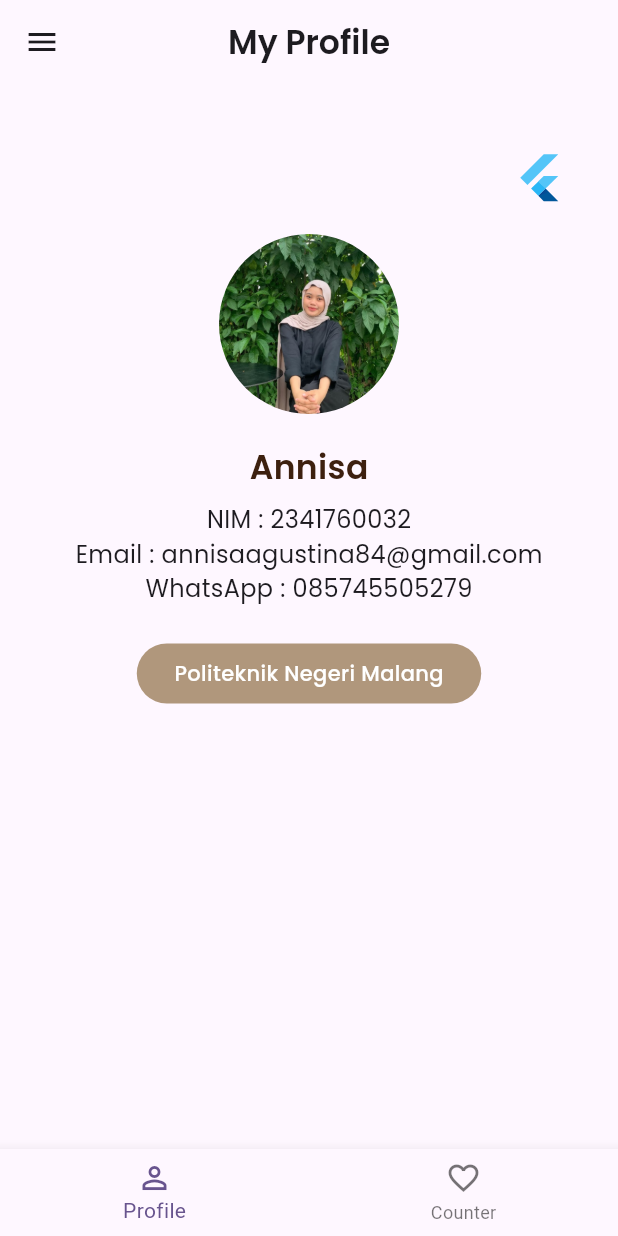
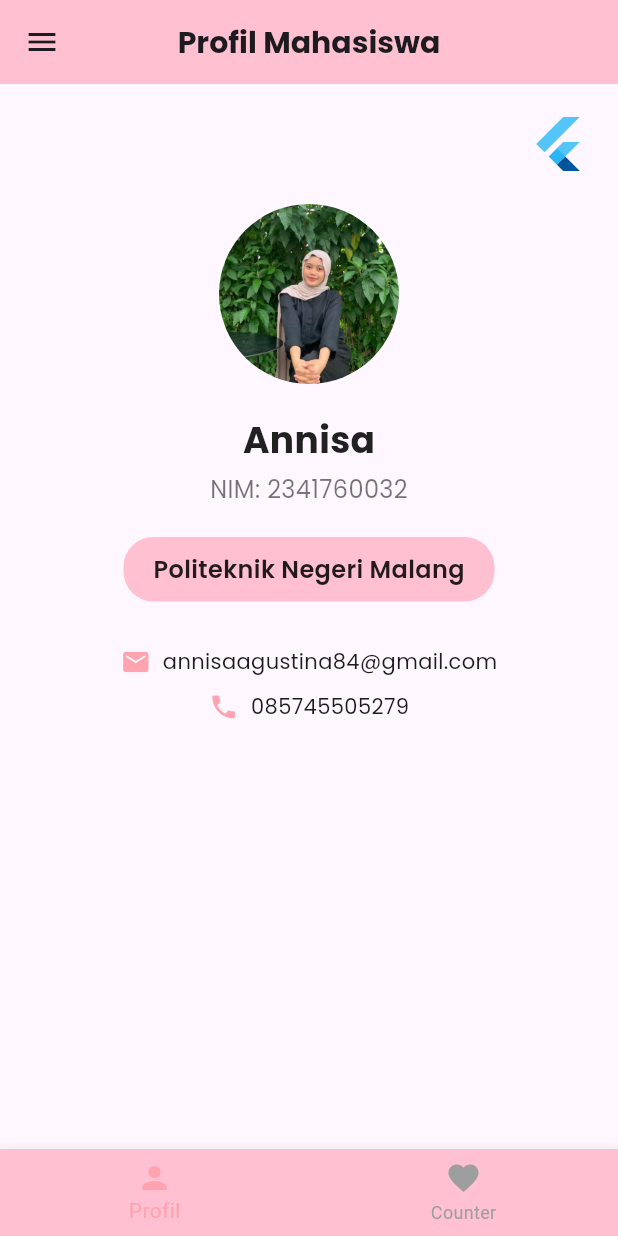
Before and after one commit to annisaagstn/Pemrograman_mobile, a Flutter app: the MenuUtama screen opened directly, on a phone screen of 412 x 824 dp. Run offline on Flutter 3.47's test engine with Material 3 defaults, Android fonts, the phone set to English and light mode, and no system bars; our stand-ins replace google_fonts.

Commit message:
tugas praktikum final

```diff
--- a/prakflutter/project6/lib/tugas_praktikum.dart
+++ b/prakflutter/project6/lib/tugas_praktikum.dart
@@ -2,39 +2,25 @@ import 'package:flutter/material.dart';
 import 'package:google_fonts/google_fonts.dart';
 
 void main() {
-  runApp(const MyApp());
+  runApp(MyApp());
 }
 
 class MyApp extends StatelessWidget {
-  const MyApp({super.key});
-
   @override
   Widget build(BuildContext context) {
     return MaterialApp(
       debugShowCheckedModeBanner: false,
-      title: "My Profile & Counter",
+      title: 'My Profile & Counter App',
       theme: ThemeData(
-        scaffoldBackgroundColor: const Color(0xFFC7B5A3),
-        textTheme: GoogleFonts.poppinsTextTheme(),
-        appBarTheme: const AppBarTheme(
-          backgroundColor: Color(0xFFA87A64),
-          foregroundColor: Colors.white,
-          elevation: 0,
+        primaryColor: Color(0xFFFFC1D1),
+        scaffoldBackgroundColor: Color(0xFFFFF8F5),
       ),
-        bottomNavigationBarTheme: const BottomNavigationBarThemeData(
-          backgroundColor: Color(0xFF725237),
-          selectedItemColor: Color(0xFFC0AC98),
-          unselectedItemColor: Colors.grey,
-        ),
-      ),
-      home: const MenuUtama(),
+      home: MenuUtama(),
     );
   }
 }
 
 class MenuUtama extends StatefulWidget {
-  const MenuUtama({super.key});
-
   @override
   State<MenuUtama> createState() => _MenuUtamaState();
 }
@@ -42,16 +28,16 @@ class MenuUtama extends StatefulWidget {
 class _MenuUtamaState extends State<MenuUtama> {
   int currentIndex = 0;
 
-  final pages = const [
+  final List<Widget> pages = [
     ProfilPage(),
     CounterPage(),
   ];
 
-  void _navigateTo(int index) {
+  void pindahHalaman(int index) {
     setState(() {
       currentIndex = index;
     });
-    Navigator.pop(context); // drawer otomatis menutup
+    Navigator.pop(context);
   }
 
   @override
@@ -59,40 +45,42 @@ class _MenuUtamaState extends State<MenuUtama> {
     return Scaffold(
       appBar: AppBar(
         title: Text(
-          currentIndex == 0 ? "My Profile" : "Counter App",
-          style: GoogleFonts.poppins(fontWeight: FontWeight.w600),
+          currentIndex == 0 ? 'Profil Mahasiswa' : 'Counter App',
+          style: GoogleFonts.poppins(
+            fontSize: 20,
+            fontWeight: FontWeight.bold,
           ),
+        ),
+        backgroundColor: Color(0xFFFFC1D1),
         centerTitle: true,
       ),
-
-      // 🔹 Drawer navigasi (tanpa menu Contact)
       drawer: Drawer(
-        backgroundColor: const Color(0xFFBBA690),
+        backgroundColor: Color(0xFFFFF0EB),
         child: ListView(
           padding: EdgeInsets.zero,
           children: [
             DrawerHeader(
-              decoration: const BoxDecoration(
-                color: Color(0xFFA87A64),
+              decoration: BoxDecoration(
+                color: Color(0xFFFFC1D1),
               ),
               child: Column(
                 crossAxisAlignment: CrossAxisAlignment.start,
                 children: [
-                  const CircleAvatar(
+                  CircleAvatar(
                     radius: 30,
-                    backgroundImage: AssetImage("assets/images/profile.jpg"),
+                    backgroundImage: AssetImage('assets/images/profile.jpg'),
                   ),
-                  const SizedBox(height: 10),
+                  SizedBox(height: 10),
                   Text(
-                    "Annisa",
+                    'Annisa',
                     style: GoogleFonts.poppins(
                       color: Colors.white,
                       fontSize: 18,
-                      fontWeight: FontWeight.w600,
+                      fontWeight: FontWeight.bold,
                     ),
                   ),
                   Text(
-                    "2341760032",
+                    '2341760032',
                     style: GoogleFonts.poppins(
                       color: Colors.white70,
                       fontSize: 14,
@@ -102,23 +90,23 @@ class _MenuUtamaState extends State<MenuUtama> {
               ),
             ),
             ListTile(
-              leading: const Icon(Icons.person_outline, color: Colors.white),
-              title:
-                  Text("Profile", style: GoogleFonts.poppins(color: Colors.white)),
-              onTap: () => _navigateTo(0),
+              leading: Icon(Icons.person, color: Color(0xFFFFA3B1)),
+              title: Text('Profil', style: GoogleFonts.poppins(fontSize: 16)),
+              onTap: () {
+                pindahHalaman(0);
+              },
             ),
             ListTile(
-              leading: const Icon(Icons.favorite_outline, color: Colors.white),
-              title:
-                  Text("Counter", style: GoogleFonts.poppins(color: Colors.white)),
-              onTap: () => _navigateTo(1),
+              leading: Icon(Icons.favorite, color: Color(0xFFFFA3B1)),
+              title: Text('Counter', style: GoogleFonts.poppins(fontSize: 16)),
+              onTap: () {
+                pindahHalaman(1);
+              },
             ),
           ],
         ),
       ),
-
       body: pages[currentIndex],
-
       bottomNavigationBar: BottomNavigationBar(
         currentIndex: currentIndex,
         onTap: (index) {
@@ -126,14 +114,17 @@ class _MenuUtamaState extends State<MenuUtama> {
             currentIndex = index;
           });
         },
-        items: const [
+        backgroundColor: Color(0xFFFFC1D1),
+        selectedItemColor: Color(0xFFFFA3B1),
+        unselectedItemColor: Colors.grey,
+        items: [
           BottomNavigationBarItem(
-            icon: Icon(Icons.person_outline),
-            label: "Profile",
+            icon: Icon(Icons.person),
+            label: 'Profil',
           ),
           BottomNavigationBarItem(
-            icon: Icon(Icons.favorite_outline),
-            label: "Counter",
+            icon: Icon(Icons.favorite),
+            label: 'Counter',
           ),
         ],
       ),
@@ -141,158 +132,218 @@ class _MenuUtamaState extends State<MenuUtama> {
   }
 }
 
-// -------------------- HALAMAN PROFIL --------------------
+// Halaman Profil (StatelessWidget)
 class ProfilPage extends StatelessWidget {
-  const ProfilPage({super.key});
-
   @override
   Widget build(BuildContext context) {
-    return Padding(
-      padding: const EdgeInsets.all(25),
+    return SingleChildScrollView(
+      child: Padding(
+        padding: EdgeInsets.all(20),
         child: Column(
           crossAxisAlignment: CrossAxisAlignment.center,
           children: [
-          // 🔹 Flutter logo di kanan atas halaman
-          Align(
-            alignment: Alignment.topRight,
-            child: Padding(
-              padding: const EdgeInsets.only(top: 20, right: 10),
-              child: FlutterLogo(size: 35),
+            // Flutter Logo
+            Row(
+              mainAxisAlignment: MainAxisAlignment.end,
+              children: [
+                FlutterLogo(size: 40),
+              ],
             ),
-          ),
-          const SizedBox(height: 20),
+            SizedBox(height: 20),
 
-          // 🔹 Foto profil + placeholder
+            // Foto Profil
             ClipRRect(
-            borderRadius: BorderRadius.circular(80),
+              borderRadius: BorderRadius.circular(60),
               child: Image.asset(
-              "assets/images/profile.jpg",
+                'assets/images/profile.jpg',
                 width: 120,
                 height: 120,
                 fit: BoxFit.cover,
                 errorBuilder: (context, error, stackTrace) {
-                return const Placeholder(
+                  return Placeholder(
                     fallbackWidth: 120,
                     fallbackHeight: 120,
-                  color: Color(0xFFB0977C),
+                    color: Colors.grey,
                   );
                 },
               ),
             ),
-          const SizedBox(height: 20),
+            SizedBox(height: 20),
 
-          // 🔹 Data diri
             Text(
-            "Annisa",
+              'Annisa',
               style: GoogleFonts.poppins(
-              fontSize: 22,
-              fontWeight: FontWeight.w600,
-              color: const Color(0xFF3D200F),
+                fontSize: 24,
+                fontWeight: FontWeight.bold,
+                color: Colors.black87,
               ),
             ),
-          const SizedBox(height: 8),
-          Text("NIM : 2341760032",
-              style: GoogleFonts.poppins(fontSize: 16)),
-          Text("Email : annisaagustina84@gmail.com",
-              style: GoogleFonts.poppins(fontSize: 16)),
-          Text("WhatsApp : 085745505279",
-              style: GoogleFonts.poppins(fontSize: 16)),
-          const SizedBox(height: 25),
+            SizedBox(height: 5),
 
-          // 🔹 Institusi
+            Text(
+              'NIM: 2341760032',
+              style: GoogleFonts.poppins(
+                fontSize: 16,
+                color: Colors.black54,
+              ),
+            ),
+            SizedBox(height: 20),
+
+            // Container Institusi
             Container(
-            padding: const EdgeInsets.symmetric(vertical: 10, horizontal: 25),
+              padding: EdgeInsets.symmetric(horizontal: 20, vertical: 10),
               decoration: BoxDecoration(
-              color: const Color(0xFFB0977C),
-              borderRadius: BorderRadius.circular(30),
+                color: Color(0xFFFFC1D1),
+                borderRadius: BorderRadius.circular(20),
               ),
               child: Text(
-              "Politeknik Negeri Malang",
+                'Politeknik Negeri Malang',
                 style: GoogleFonts.poppins(
-                color: Colors.white,
-                fontWeight: FontWeight.w500,
+                  fontSize: 16,
+                  fontWeight: FontWeight.w600,
+                  color: Colors.black87,
                 ),
               ),
             ),
+            SizedBox(height: 30),
+
+            // Row Email dengan Icon
+            Row(
+              mainAxisAlignment: MainAxisAlignment.center,
+              children: [
+                Icon(Icons.email, color: Color(0xFFFFA3B1), size: 20),
+                SizedBox(width: 8),
+                Text(
+                  'annisaagustina84@gmail.com',
+                  style: GoogleFonts.poppins(fontSize: 14),
+                ),
               ],
+            ),
+            SizedBox(height: 10),
+
+            // Row Telepon dengan Icon
+            Row(
+              mainAxisAlignment: MainAxisAlignment.center,
+              children: [
+                Icon(Icons.phone, color: Color(0xFFFFA3B1), size: 20),
+                SizedBox(width: 8),
+                Text(
+                  '085745505279',
+                  style: GoogleFonts.poppins(fontSize: 14),
+                ),
+              ],
+            ),
+          ],
+        ),
       ),
     );
   }
 }
 
-// -------------------- HALAMAN COUNTER --------------------
+// Halaman Counter (StatefulWidget)
 class CounterPage extends StatefulWidget {
-  const CounterPage({super.key});
-
   @override
   State<CounterPage> createState() => _CounterPageState();
 }
 
 class _CounterPageState extends State<CounterPage> {
-  int count = 0;
+  int angka = 0;
 
-  void tambah() => setState(() => count++);
-  void kurang() => setState(() => count--);
-  void reset() => setState(() => count = 0);
+  void tambahAngka() {
+    setState(() {
+      angka = angka + 1;
+    });
+  }
+
+  void kurangiAngka() {
+    setState(() {
+      angka = angka - 1;
+    });
+  }
+
+  void resetAngka() {
+    setState(() {
+      angka = 0;
+    });
+  }
 
   @override
   Widget build(BuildContext context) {
-    return Center(
+    return Scaffold(
+      backgroundColor: Color(0xFFFFF8F5),
+      body: Center(
         child: Column(
           mainAxisAlignment: MainAxisAlignment.center,
           children: [
             Text(
-            "Jumlah saat ini",
+              'Jumlah saat ini',
               style: GoogleFonts.poppins(
-              fontSize: 18,
+                fontSize: 20,
                 fontWeight: FontWeight.w500,
-              color: const Color(0xFF3D200F),
+                color: Colors.black87,
               ),
             ),
-          const SizedBox(height: 10),
+            SizedBox(height: 10),
+
             Text(
-            "$count",
+              '$angka',
               style: GoogleFonts.poppins(
                 fontSize: 60,
                 fontWeight: FontWeight.bold,
-              color: const Color(0xFFA87A64),
+                color: Color(0xFFFFA3B1),
               ),
             ),
-          const SizedBox(height: 25),
+            SizedBox(height: 30),
+
+            // Row untuk tombol
             Row(
               mainAxisAlignment: MainAxisAlignment.center,
               children: [
+                // Tombol Kurang (ElevatedButton)
                 ElevatedButton(
-                onPressed: kurang,
+                  onPressed: kurangiAngka,
                   style: ElevatedButton.styleFrom(
-                  backgroundColor: const Color(0xFF8D7865),
-                  shape: const CircleBorder(),
-                  padding: const EdgeInsets.all(15),
+                    backgroundColor: Color(0xFF74B9FF),
+                    shape: CircleBorder(),
+                    padding: EdgeInsets.all(15),
                   ),
-                child: const Icon(Icons.remove),
+                  child: Icon(Icons.remove, color: Colors.white),
                 ),
+                SizedBox(width: 15),
+
+                // Tombol Reset (OutlinedButton)
+                OutlinedButton(
+                  onPressed: resetAngka,
+                  style: OutlinedButton.styleFrom(
+                    shape: CircleBorder(),
+                    padding: EdgeInsets.all(15),
+                    side: BorderSide(color: Color(0xFFFFC1D1), width: 2),
+                  ),
+                  child: Icon(Icons.refresh, color: Color(0xFFFFC1D1)),
+                ),
+                SizedBox(width: 15),
+
+                // Tombol Tambah (ElevatedButton)
                 ElevatedButton(
-                onPressed: reset,
+                  onPressed: tambahAngka,
                   style: ElevatedButton.styleFrom(
-                  backgroundColor: const Color(0xFFBBA690),
-                  shape: const CircleBorder(),
-                  padding: const EdgeInsets.all(15),
+                    backgroundColor: Color(0xFFFFA3B1),
+                    shape: CircleBorder(),
+                    padding: EdgeInsets.all(15),
                   ),
-                child: const Icon(Icons.refresh),
-              ),
-              ElevatedButton(
-                onPressed: tambah,
-                style: ElevatedButton.styleFrom(
-                  backgroundColor: const Color(0xFFA87A64),
-                  shape: const CircleBorder(),
-                  padding: const EdgeInsets.all(15),
-                ),
-                child: const Icon(Icons.add),
+                  child: Icon(Icons.add, color: Colors.white),
                 ),
               ],
             ),
           ],
         ),
+      ),
+      // FloatingActionButton
+      floatingActionButton: FloatingActionButton(
+        onPressed: tambahAngka,
+        backgroundColor: Color(0xFFFFA3B1),
+        child: Icon(Icons.add, color: Colors.white),
+      ),
     );
   }
 }
```
Also changed, not shown: prakflutter/project6/lib/main1.dart (renamed from prakflutter/project6/lib/main.dart), 1 other file. Lines whose indentation alone changed are shown as unchanged.
